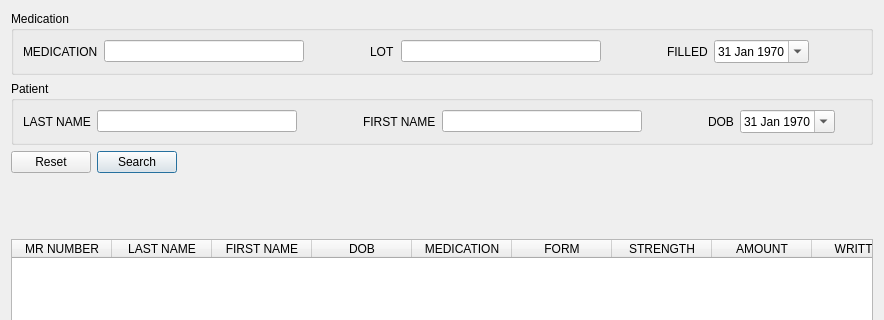
kyledevans/Medicine-Track, file mtrack/prescriptionsframe.ui: the form before one commit; both pictures show x 0 to 884 and y 0 to 320 of the 884 by 613 pixel window.
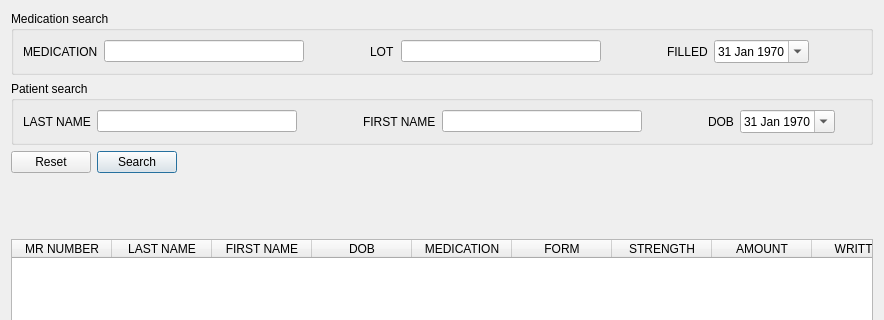
The form after the commit.

```diff
--- a/mtrack/prescriptionsframe.ui
+++ b/mtrack/prescriptionsframe.ui
@@ -23,7 +23,7 @@
    <item>
     <widget class="QGroupBox" name="medicationBox">
      <property name="title">
-      <string>Medication</string>
+      <string>Medication search</string>
      </property>
      <layout class="QHBoxLayout" name="horizontalLayout_2">
       <item>
@@ -147,7 +147,7 @@
    <item>
     <widget class="QGroupBox" name="patientBox">
      <property name="title">
-      <string>Patient</string>
+      <string>Patient search</string>
      </property>
      <layout class="QHBoxLayout" name="horizontalLayout">
       <item>
```
